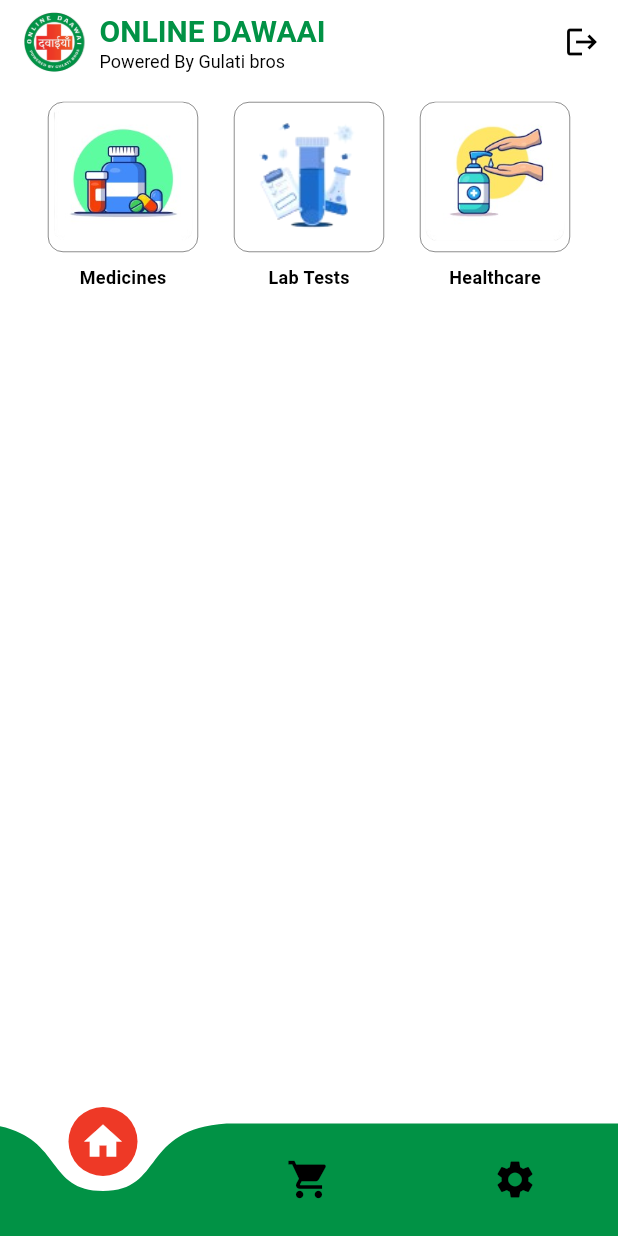
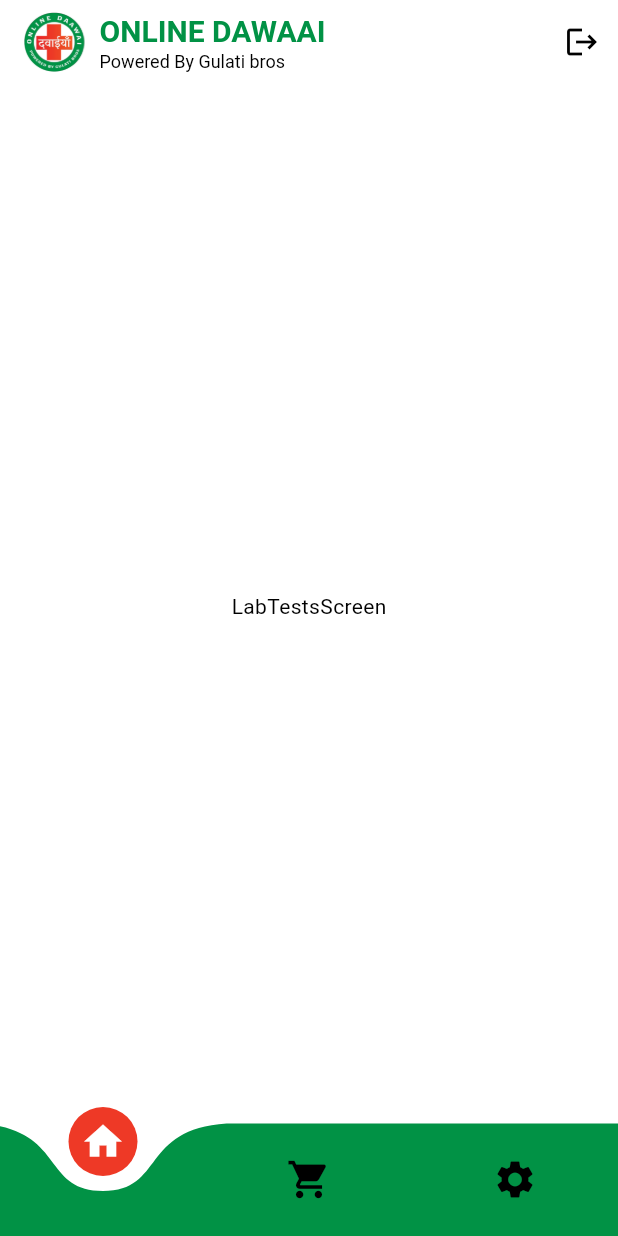
Before and after one commit to AmanRawat2001/online-dawaai-flutter-app, a Flutter app: the BottomNavBar screen opened directly with empty values, after a tap on "Lab Tests", on a phone screen of 412 x 824 dp. Run offline on Flutter 3.47's test engine with Material 3 defaults, Android fonts, the light colour scheme and no system bars; drawn by our look-alikes of curved_navigation_bar; our stand-ins replace flutter_secure_storage, shared_preferences, smooth_page_indicator, video_player; accounts and stored records are empty; network calls fail.

Commit message:
nasted bottom navbar for inner pages and create the pages

```diff
--- a/lib/features/home/widgets/icon_tile_widget.dart
+++ b/lib/features/home/widgets/icon_tile_widget.dart
@@ -1,5 +1,5 @@
 import 'package:flutter/material.dart';
-import 'package:onlinedawai/features/medicines/screens/medicines_screen.dart';
+import 'package:onlinedawai/widgets/bottom_navbar.dart';
 
 Widget buildIconTile(
     BuildContext context, String imagePath, String label, String token) {
@@ -9,12 +9,23 @@
         case 'Medicines':
           Navigator.push(
             context,
-            MaterialPageRoute(builder: (context) => MedicinesScreen()),
+            MaterialPageRoute(
+                builder: (context) => BottomNavBar(token: token, id: 1)),
           );
           break;
         case 'Lab Tests':
+          Navigator.push(
+            context,
+            MaterialPageRoute(
+                builder: (context) => BottomNavBar(token: token, id: 2)),
+          );
           break;
         case 'Healthcare':
+          Navigator.push(
+            context,
+            MaterialPageRoute(
+                builder: (context) => BottomNavBar(token: token, id: 3)),
+          );
           break;
         default:
           // Add navigation for other categories
--- /dev/null
+++ b/lib/features/labtests/screens/labtests_screen.dart
@@ -0,0 +1,22 @@
+import 'package:flutter/material.dart';
+
+class LabtestsScreen extends StatefulWidget {
+  final String token;
+  final int id;
+  const LabtestsScreen({super.key, required this.token, required this.id});
+
+  @override
+  State<LabtestsScreen> createState() => _LabtestsScreenState();
+}
+
+class _LabtestsScreenState extends State<LabtestsScreen> {
+  @override
+  Widget build(BuildContext context) {
+    return Scaffold(
+      backgroundColor: Theme.of(context).colorScheme.surface,
+      body: Center(
+        child: Text('LabTestsScreen'),
+      ),
+    );
+  }
+}
--- a/lib/widgets/bottom_navbar.dart
+++ b/lib/widgets/bottom_navbar.dart
@@ -1,12 +1,16 @@
 import 'package:flutter/material.dart';
 import 'package:curved_navigation_bar/curved_navigation_bar.dart';
+import 'package:onlinedawai/features/healthcare/screens/healthcare_screen.dart';
 import 'package:onlinedawai/features/home/screens/home_screen.dart';
+import 'package:onlinedawai/features/labtests/screens/labtests_screen.dart';
 import 'package:onlinedawai/features/product/product_screen.dart';
 import 'package:onlinedawai/widgets/custom_appbar.dart';
+import 'package:onlinedawai/features/medicines/screens/medicines_screen.dart';
 
 class BottomNavBar extends StatefulWidget {
   final String token;
-  const BottomNavBar({super.key, required this.token});
+  final int id;
+  const BottomNavBar({super.key, required this.token, this.id = 0});
 
   @override
   State<BottomNavBar> createState() => _BottomNavBarState();
@@ -15,10 +19,20 @@
 class _BottomNavBarState extends State<BottomNavBar> {
   int _selectedIndex = 0;
   bool _isLoading = false;
+  int? _currentId = 0;
+  @override
+  void initState() {
+    super.initState();
+    _currentId = widget.id;
+  }
+
   void _handleNavItemTap(int index) {
     setState(() {
       _isLoading = true;
       _selectedIndex = index;
+      if (index != 2) {
+        _currentId = 0;
+      }
     });
 
     setState(() {
@@ -29,6 +43,15 @@
   Widget _getBodyContent() {
     switch (_selectedIndex) {
       case 0:
+        if (_currentId == 1) {
+          return MedicinesScreen(token: widget.token, id: _currentId ?? 0);
+        }
+        if (_currentId == 2) {
+          return LabtestsScreen(token: widget.token, id: _currentId ?? 0);
+        }
+        if (_currentId == 3) {
+          return HealthcareScreen(token: widget.token, id: _currentId ?? 0);
+        }
         return HomeScreen(token: widget.token);
       case 1:
         return const ProductScreen();
```
Also changed, not shown: lib/api/all_medicines_api.dart (added, +21 -0 lines), lib/features/healthcare/screens/healthcare_screen.dart (added, +22 -0 lines), lib/features/medicines/screens/medicines_screen.dart (+6 -3 lines).
